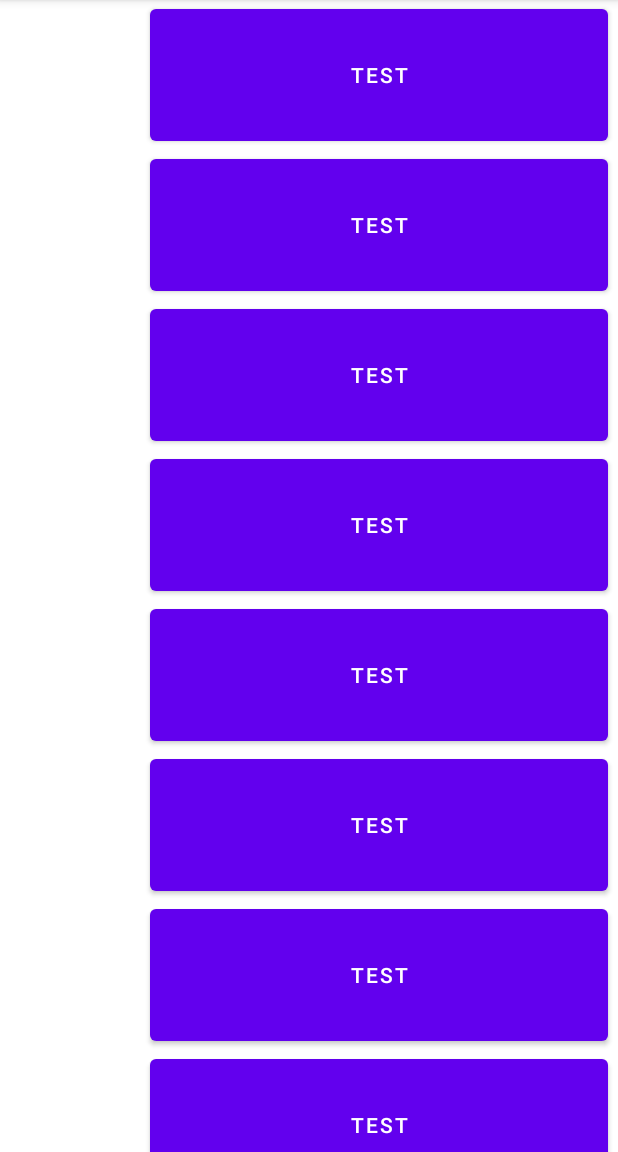
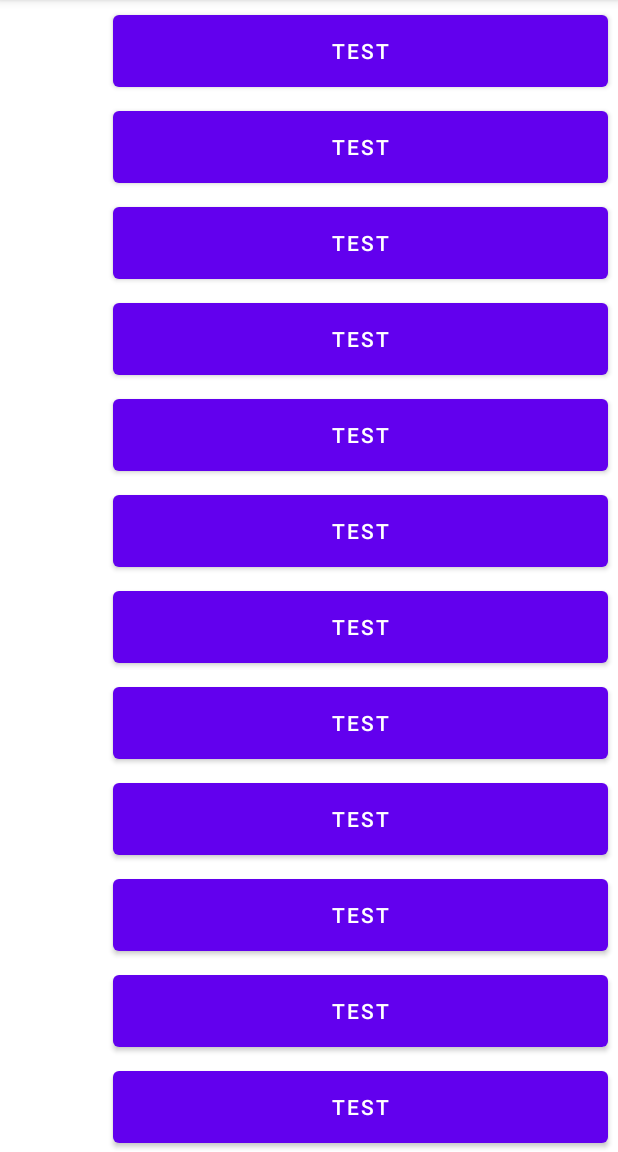
Before and after one commit to kumass2020/Moments-Diary-App, an Android app: the screen it shows after launch (MainActivity), on a phone screen of 412 x 824 dp, the part 84-1236 px from its top. Run offline under Robolectric (Android 15) with nearby library versions, the phone set to English and light mode, and no system bars.

Commit message:
change: UI margin

```diff
--- a/app/src/main/res/layout/activity_main.xml
+++ b/app/src/main/res/layout/activity_main.xml
@@ -12,51 +12,87 @@
         android:orientation="vertical">
 
         <Button
-            android:layout_width="305dp"
-            android:layout_height="100dp"
-            android:layout_marginStart="100dp"
+            android:layout_width="330dp"
+            android:layout_height="60dp"
+            android:layout_marginTop="4dp"
+            android:layout_marginStart="75dp"
             android:text="test" />
 
         <Button
-            android:layout_width="305dp"
-            android:layout_height="100dp"
-            android:layout_marginStart="100dp"
+            android:layout_width="330dp"
+            android:layout_height="60dp"
+            android:layout_marginTop="4dp"
+            android:layout_marginStart="75dp"
             android:text="test" />
 
         <Button
-            android:layout_width="305dp"
-            android:layout_height="100dp"
-            android:layout_marginStart="100dp"
+            android:layout_width="330dp"
+            android:layout_height="60dp"
+            android:layout_marginTop="4dp"
+            android:layout_marginStart="75dp"
             android:text="test" />
 
         <Button
-            android:layout_width="305dp"
-            android:layout_height="100dp"
-            android:layout_marginStart="100dp"
+            android:layout_width="330dp"
+            android:layout_height="60dp"
+            android:layout_marginTop="4dp"
+            android:layout_marginStart="75dp"
             android:text="test" />
 
         <Button
-            android:layout_width="305dp"
-            android:layout_height="100dp"
-            android:layout_marginStart="100dp"
+            android:layout_width="330dp"
+            android:layout_height="60dp"
+            android:layout_marginTop="4dp"
+            android:layout_marginStart="75dp"
             android:text="test" />
 
         <Button
-            android:layout_width="305dp"
-            android:layout_height="100dp"
-            android:layout_marginStart="100dp"
+            android:layout_width="330dp"
+            android:layout_height="60dp"
+            android:layout_marginTop="4dp"
+            android:layout_marginStart="75dp"
             android:text="test" />
 
         <Button
-            android:layout_width="305dp"
-            android:layout_height="100dp"
-            android:layout_marginStart="100dp"
+            android:layout_width="330dp"
+            android:layout_height="60dp"
+            android:layout_marginTop="4dp"
+            android:layout_marginStart="75dp"
             android:text="test" />
 
         <Button
-            android:layout_width="305dp"
-            android:layout_height="100dp"
-            android:layout_marginStart="100dp"
+            android:layout_width="330dp"
+            android:layout_height="60dp"
+            android:layout_marginTop="4dp"
+            android:layout_marginStart="75dp"
+            android:text="test" />
+
+        <Button
+            android:layout_width="330dp"
+            android:layout_height="60dp"
+            android:layout_marginTop="4dp"
+            android:layout_marginStart="75dp"
+            android:text="test" />
+
+        <Button
+            android:layout_width="330dp"
+            android:layout_height="60dp"
+            android:layout_marginTop="4dp"
+            android:layout_marginStart="75dp"
+            android:text="test" />
+
+        <Button
+            android:layout_width="330dp"
+            android:layout_height="60dp"
+            android:layout_marginTop="4dp"
+            android:layout_marginStart="75dp"
+            android:text="test" />
+
+        <Button
+            android:layout_width="330dp"
+            android:layout_height="60dp"
+            android:layout_marginTop="4dp"
+            android:layout_marginStart="75dp"
             android:text="test" />
 
     </LinearLayout>
--- /dev/null
+++ b/app/src/main/res/layout/content_layout.xml
@@ -0,0 +1,6 @@
+<?xml version="1.0" encoding="utf-8"?>
+<LinearLayout xmlns:android="http://schemas.android.com/apk/res/android"
+    android:orientation="horizontal" android:layout_width="match_parent"
+    android:layout_height="match_parent">
+
+</LinearLayout>
```
